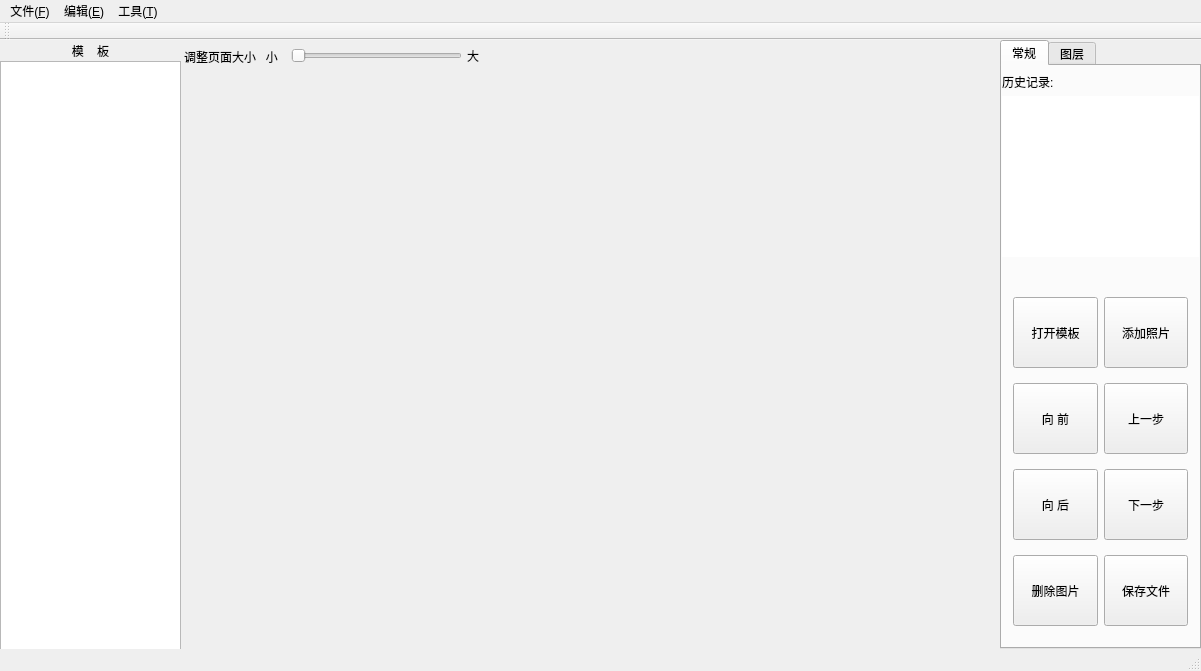
Old version of the form MainWindow.ui in the repository slug404/Photo.
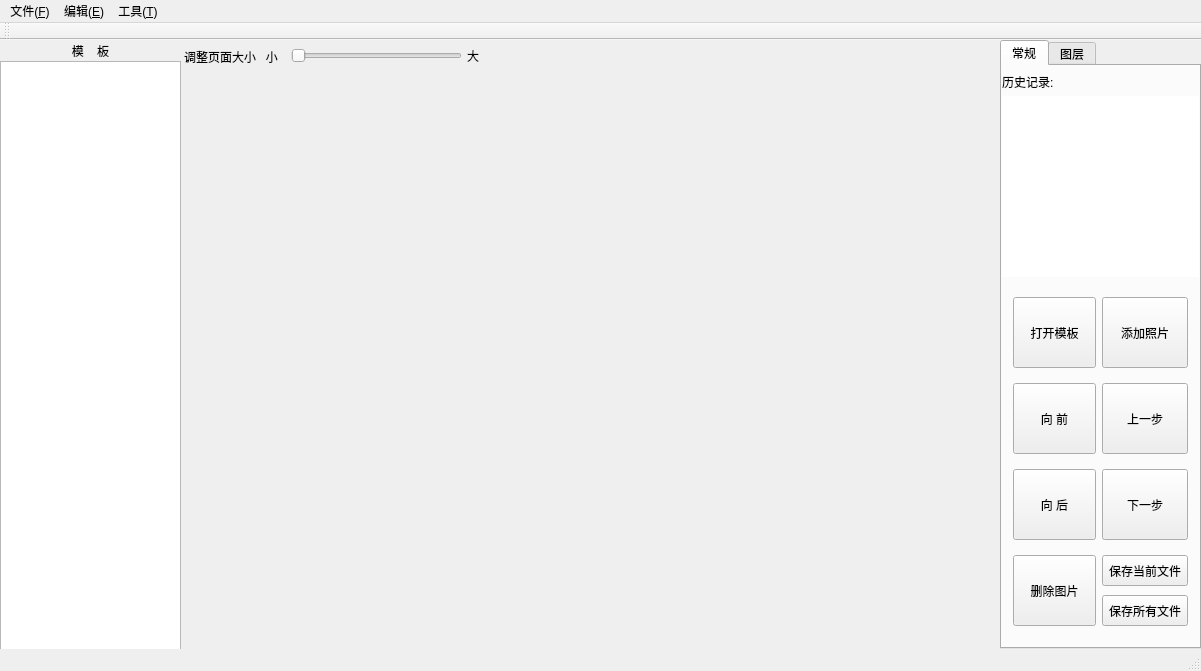
New version of the form. Custom widgets are drawn as their Qt base class.

The edit to the form file:
```diff
--- a/MainWindow.ui
+++ b/MainWindow.ui
@@ -187,7 +187,7 @@
              <x>-4</x>
              <y>30</y>
              <width>201</width>
-             <height>161</height>
+             <height>181</height>
             </rect>
            </property>
            <property name="minimumSize">
@@ -229,7 +229,7 @@
         </item>
         <item row="1" column="0">
          <widget class="QWidget" name="widgetOperator" native="true">
-          <layout class="QGridLayout" name="gridLayout_4">
+          <layout class="QGridLayout" name="gridLayout_3">
            <item row="0" column="0">
             <widget class="QPushButton" name="pushButtonOpenTemplate">
              <property name="minimumSize">
@@ -308,19 +308,6 @@
              </property>
             </widget>
            </item>
-           <item row="3" column="1">
-            <widget class="QPushButton" name="pushButtonBuild">
-             <property name="minimumSize">
-              <size>
-               <width>71</width>
-               <height>71</height>
-              </size>
-             </property>
-             <property name="text">
-              <string>保存文件</string>
-             </property>
-            </widget>
-           </item>
            <item row="3" column="0">
             <widget class="QPushButton" name="pushButtonDelete">
              <property name="minimumSize">
@@ -334,6 +321,54 @@
              </property>
             </widget>
            </item>
+           <item row="3" column="1">
+            <widget class="QWidget" name="widget_2" native="true">
+             <property name="minimumSize">
+              <size>
+               <width>86</width>
+               <height>71</height>
+              </size>
+             </property>
+             <widget class="QPushButton" name="pushButtonBuild">
+              <property name="geometry">
+               <rect>
+                <x>0</x>
+                <y>0</y>
+                <width>86</width>
+                <height>31</height>
+               </rect>
+              </property>
+              <property name="minimumSize">
+               <size>
+                <width>85</width>
+                <height>31</height>
+               </size>
+              </property>
+              <property name="text">
+               <string>保存当前文件</string>
+              </property>
+             </widget>
+             <widget class="QPushButton" name="pushButtonSaveAll">
+              <property name="geometry">
+               <rect>
+                <x>0</x>
+                <y>40</y>
+                <width>86</width>
+                <height>31</height>
+               </rect>
+              </property>
+              <property name="minimumSize">
+               <size>
+                <width>85</width>
+                <height>31</height>
+               </size>
+              </property>
+              <property name="text">
+               <string>保存所有文件</string>
+              </property>
+             </widget>
+            </widget>
+           </item>
           </layout>
          </widget>
         </item>
@@ -343,7 +378,13 @@
        <attribute name="title">
         <string>图层</string>
        </attribute>
-       <layout class="QGridLayout" name="gridLayout_3">
+       <layout class="QGridLayout" name="gridLayout_2">
+        <property name="margin">
+         <number>0</number>
+        </property>
+        <property name="spacing">
+         <number>0</number>
+        </property>
         <item row="0" column="0">
          <widget class="ListWidgetLayout" name="listWidgetLayer"/>
         </item>
```
Left out of the diff: 18 changed lines with no effect on the pictures.
